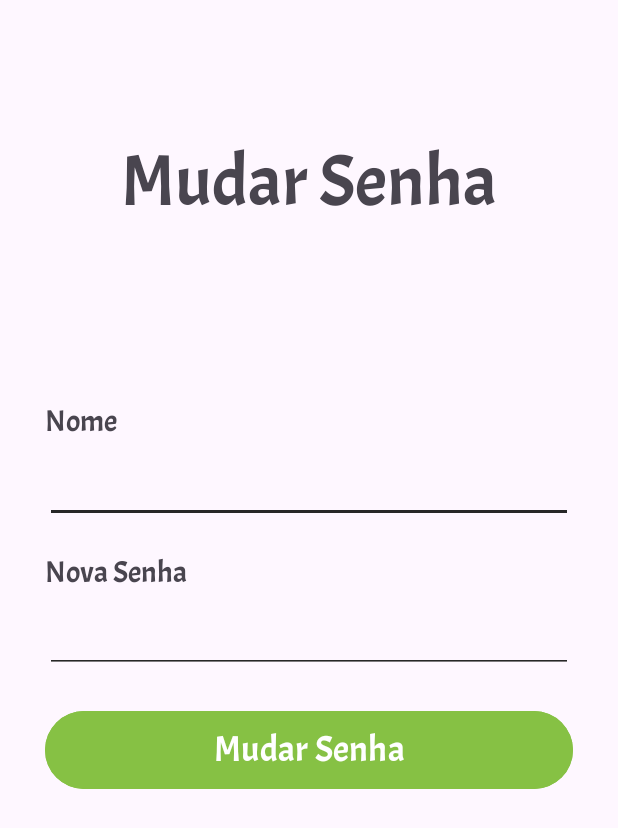
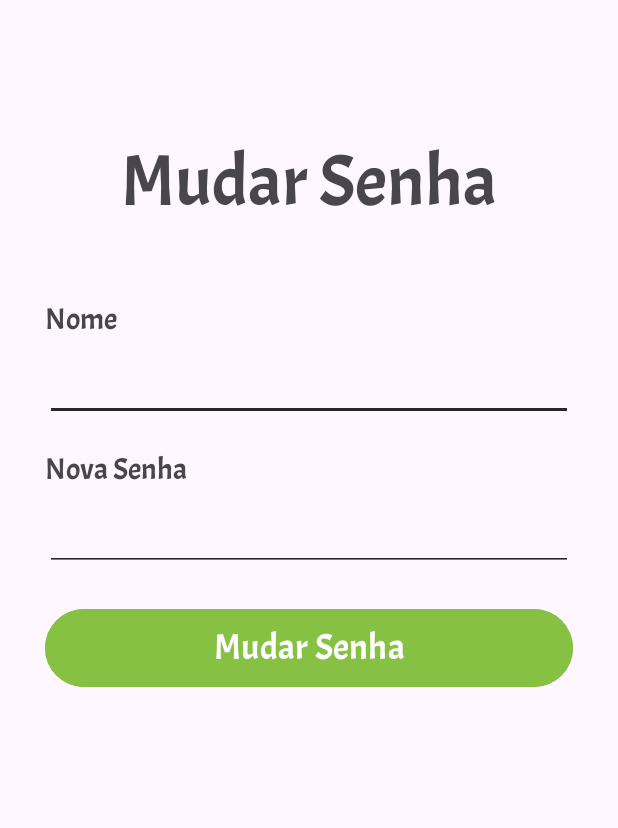
Before and after one commit to ANDERSONROCHA81/IMD_BookStore, an Android app: the TrocarSenhaActivity screen opened directly, with no data from a screen before it, on a phone screen of 412 x 824 dp. Shown: the top 828 px of the screen. Run offline under Robolectric (Android 15) with nearby library versions, the phone set to English and light mode, and no system bars.

Commit message:
Implementação da lógica dos botões das telas de cadastro, login e trocar senha

```diff
--- a/app/src/main/java/com/example/imdbookstore/TrocarSenhaActivity.kt
+++ b/app/src/main/java/com/example/imdbookstore/TrocarSenhaActivity.kt
@@ -1,20 +1,24 @@
 package com.example.imdbookstore
 
+import android.content.Intent
 import android.os.Bundle
 import androidx.activity.enableEdgeToEdge
 import androidx.appcompat.app.AppCompatActivity
-import androidx.core.view.ViewCompat
-import androidx.core.view.WindowInsetsCompat
+import com.example.imdbookstore.databinding.ActivityTrocarSenhaBinding
 
 class TrocarSenhaActivity : AppCompatActivity() {
+
+    private lateinit var binding: ActivityTrocarSenhaBinding
+
     override fun onCreate(savedInstanceState: Bundle?) {
         super.onCreate(savedInstanceState)
         enableEdgeToEdge()
-        setContentView(R.layout.activity_trocar_senha)
-        ViewCompat.setOnApplyWindowInsetsListener(findViewById(R.id.main)) { v, insets ->
-            val systemBars = insets.getInsets(WindowInsetsCompat.Type.systemBars())
-            v.setPadding(systemBars.left, systemBars.top, systemBars.right, systemBars.bottom)
-            insets
+        binding = ActivityTrocarSenhaBinding.inflate(layoutInflater)
+        setContentView(binding.root)
+
+        binding.btnMudarSenha.setOnClickListener {
+            val telaLogin = Intent(this, LoginActivity::class.java)
+            startActivity(telaLogin)
         }
     }
 }
--- a/app/src/main/res/layout/activity_trocar_senha.xml
+++ b/app/src/main/res/layout/activity_trocar_senha.xml
@@ -25,19 +25,19 @@
         android:layout_width="wrap_content"
         android:layout_height="wrap_content"
         android:layout_marginStart="30dp"
-        android:layout_marginBottom="8dp"
+        android:layout_marginTop="200dp"
         android:fontFamily="@font/acme"
         android:text="@string/nome"
         android:textSize="20sp"
-        app:layout_constraintBottom_toTopOf="@+id/etNome"
-        app:layout_constraintStart_toStartOf="parent" />
+        app:layout_constraintStart_toStartOf="parent"
+        app:layout_constraintTop_toTopOf="parent" />
 
     <EditText
         android:id="@+id/etNome"
         android:layout_width="match_parent"
         android:layout_height="wrap_content"
         android:layout_marginHorizontal="30.dp"
-        android:layout_marginBottom="20dp"
+        android:layout_marginTop="8dp"
         android:height="60.dp"
         android:backgroundTint="#272727"
         android:cursorVisible="true"
@@ -48,28 +48,29 @@
         android:requiresFadingEdge="none"
         android:textSize="20sp"
         android:textStyle="normal"
-        app:layout_constraintBottom_toTopOf="@+id/tvNovaSenha"
         app:layout_constraintEnd_toEndOf="parent"
-        app:layout_constraintStart_toStartOf="parent" />
+        app:layout_constraintHorizontal_bias="0.5"
+        app:layout_constraintStart_toStartOf="parent"
+        app:layout_constraintTop_toBottomOf="@+id/tvNome" />
 
     <TextView
         android:id="@+id/tvNovaSenha"
         android:layout_width="wrap_content"
         android:layout_height="wrap_content"
         android:layout_marginStart="30dp"
-        android:layout_marginBottom="7dp"
+        android:layout_marginTop="19dp"
         android:fontFamily="@font/acme"
         android:text="@string/nova_senha"
         android:textSize="20sp"
-        app:layout_constraintBottom_toTopOf="@+id/etSenha"
-        app:layout_constraintStart_toStartOf="parent" />
+        app:layout_constraintStart_toStartOf="parent"
+        app:layout_constraintTop_toBottomOf="@+id/etNome" />
 
     <EditText
         android:id="@+id/etSenha"
         android:layout_width="match_parent"
         android:layout_height="wrap_content"
         android:layout_marginHorizontal="30.dp"
-        android:layout_marginBottom="21dp"
+        android:layout_marginTop="8dp"
         android:height="60.dp"
         android:backgroundTint="#272727"
         android:cursorVisible="true"
@@ -79,24 +80,25 @@
         android:labelFor="@id/tvNovaSenha"
         android:textSize="20sp"
         android:textStyle="normal"
-        app:layout_constraintBottom_toTopOf="@+id/btnMudarSenha"
         app:layout_constraintEnd_toEndOf="parent"
-        app:layout_constraintStart_toStartOf="parent" />
+        app:layout_constraintHorizontal_bias="0.5"
+        app:layout_constraintStart_toStartOf="parent"
+        app:layout_constraintTop_toBottomOf="@+id/tvNovaSenha" />
 
     <Button
         android:id="@+id/btnMudarSenha"
         android:layout_width="match_parent"
         android:layout_height="wrap_content"
         android:layout_marginHorizontal="30.dp"
-        android:layout_marginBottom="294dp"
+        android:layout_marginTop="21dp"
         android:height="60.dp"
         android:backgroundTint="#86C144"
         android:fontFamily="@font/acme"
         android:text="@string/btn_mudar_senha"
         android:textSize="24.sp"
-        app:layout_constraintBottom_toBottomOf="parent"
         app:layout_constraintEnd_toEndOf="parent"
         app:layout_constraintHorizontal_bias="0.5"
-        app:layout_constraintStart_toStartOf="parent" />
+        app:layout_constraintStart_toStartOf="parent"
+        app:layout_constraintTop_toBottomOf="@+id/etSenha" />
 
 </androidx.constraintlayout.widget.ConstraintLayout>
```
Also changed, not shown: app/src/main/java/com/example/imdbookstore/CadastroActivity.kt (+11 -7 lines), app/src/main/java/com/example/imdbookstore/LoginActivity.kt (+20 -7 lines), app/src/main/res/layout/activity_cadastro.xml (+15 -17 lines), app/src/main/res/layout/activity_login.xml (+18 -19 lines).
